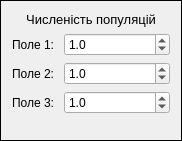
This is DynModels/populationsetframe.ui in DesmondFox/DynModels as Qt 5 draws it before an edit. The edited form follows.
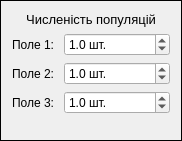
This is the edited form.

What changed in the file:
```diff
--- a/DynModels/populationsetframe.ui
+++ b/DynModels/populationsetframe.ui
@@ -44,6 +44,9 @@
    </item>
    <item row="1" column="1">
     <widget class="QDoubleSpinBox" name="dsbField1">
+     <property name="suffix">
+      <string> шт.</string>
+     </property>
      <property name="decimals">
       <number>1</number>
      </property>
@@ -103,6 +106,9 @@
    </item>
    <item row="2" column="1">
     <widget class="QDoubleSpinBox" name="dsbField2">
+     <property name="suffix">
+      <string> шт.</string>
+     </property>
      <property name="decimals">
       <number>1</number>
      </property>
@@ -116,6 +122,9 @@
    </item>
    <item row="3" column="1">
     <widget class="QDoubleSpinBox" name="dsbField3">
+     <property name="suffix">
+      <string> шт.</string>
+     </property>
      <property name="decimals">
       <number>1</number>
      </property>
```
